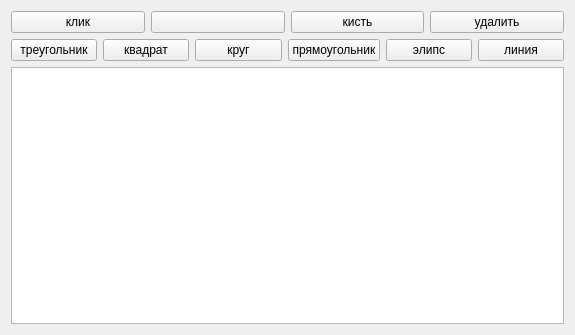
Above: widget.ui from mikilanjlo/like before the change. Below: the same form after it.
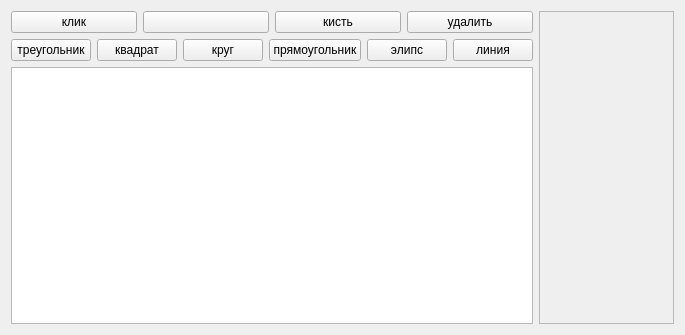
That is the form after the change.

```diff
--- a/widget.ui
+++ b/widget.ui
@@ -6,7 +6,7 @@
    <rect>
     <x>0</x>
     <y>0</y>
-    <width>575</width>
+    <width>685</width>
     <height>335</height>
    </rect>
   </property>
@@ -115,6 +115,23 @@
      </item>
     </layout>
    </item>
+   <item row="0" column="1">
+    <widget class="QScrollArea" name="scrollArea">
+     <property name="widgetResizable">
+      <bool>true</bool>
+     </property>
+     <widget class="QWidget" name="scrollAreaWidgetContents">
+      <property name="geometry">
+       <rect>
+        <x>0</x>
+        <y>0</y>
+        <width>163</width>
+        <height>315</height>
+       </rect>
+      </property>
+     </widget>
+    </widget>
+   </item>
   </layout>
  </widget>
  <layoutdefault spacing="6" margin="11"/>
```
